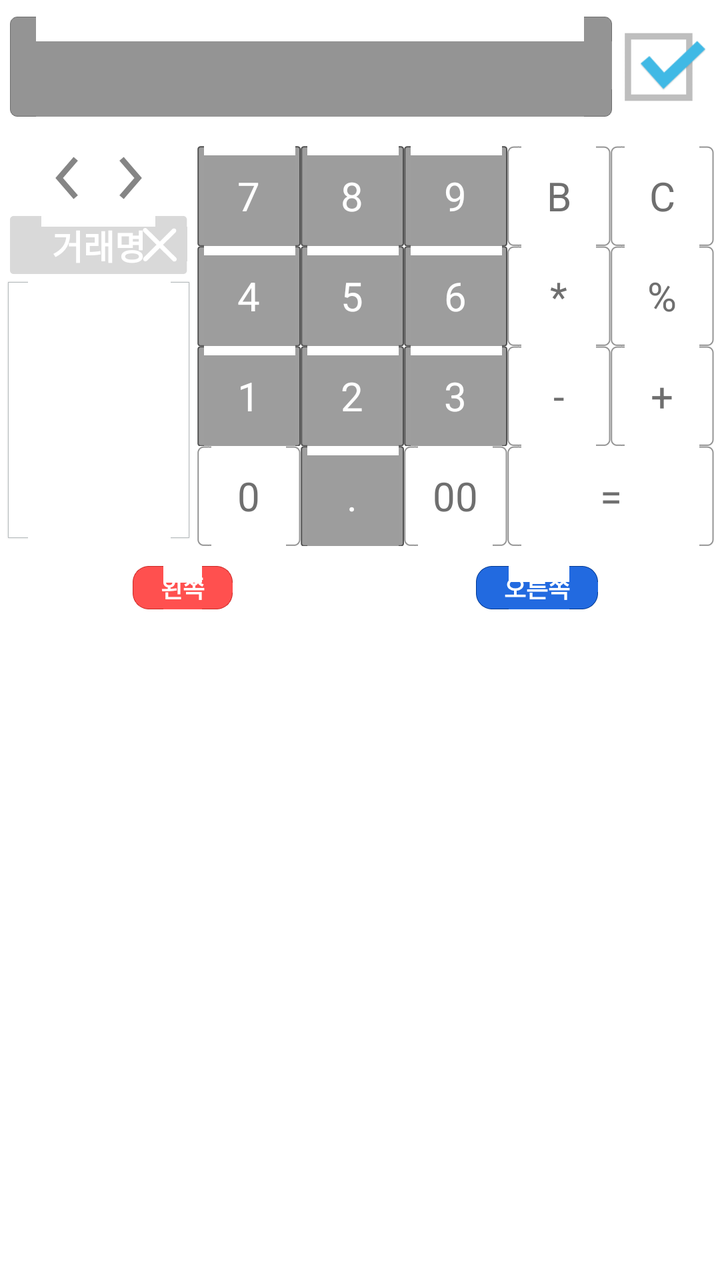
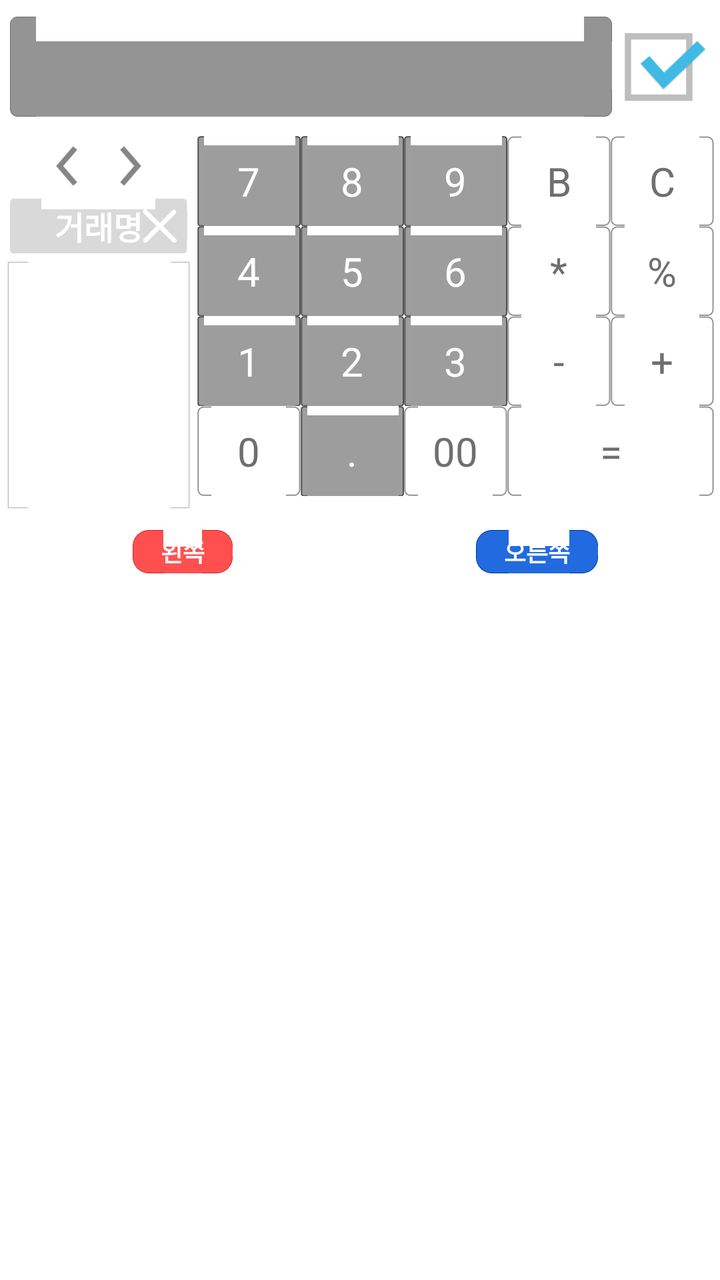

An Android layout rendered at two revisions. The XML below is the earlier revision; the diff shows what the commit changed to produce the second picture.
<!-- AndroidManifest.xml: application theme AppTheme -->
<!-- res/layout/fragment_transaction_insert_tab.xml -->
<?xml version="1.0" encoding="utf-8"?>
<LinearLayout xmlns:android="http://schemas.android.com/apk/res/android"
    android:layout_width="match_parent"
    android:layout_height="match_parent"
    android:orientation="vertical"
    android:paddingLeft="3dp"
    android:paddingRight="3dp" >

    <LinearLayout
        android:layout_width="match_parent"
        android:layout_height="wrap_content"
        android:layout_marginBottom="6dp"
        android:layout_marginTop="6dp"
        android:orientation="horizontal"
        android:weightSum="1" >

        <TextView
            android:id="@+id/insert_amount"
            android:layout_width="match_parent"
            android:layout_height="50dp"
            android:layout_gravity="right|center_vertical"
            android:layout_marginLeft="2dp"
            android:layout_marginRight="2dp"
            android:layout_weight="0.7"
            android:background="@drawable/input_box_dark"
            android:gravity="right|center_vertical"
            android:lines="1"
            android:paddingLeft="8dp"
            android:paddingRight="8dp"
            android:textColor="@color/text_white"
            android:textSize="25sp"
            android:textStyle="bold" />

        <ImageView
            android:id="@+id/insert_submit"
            android:layout_width="70dp"
            android:layout_height="55dp"
            android:layout_gravity="center"
            android:layout_weight="0.3"
            android:contentDescription="@string/na"
            android:gravity="center"
            android:src="@drawable/check_on" />
    </LinearLayout>

    <LinearLayout
        android:layout_width="match_parent"
        android:layout_height="wrap_content"
        android:layout_marginTop="6dp"
        android:baselineAligned="false"
        android:orientation="horizontal"
        android:weightSum="1" >

        <LinearLayout
            android:layout_width="wrap_content"
            android:layout_height="wrap_content"
            android:layout_weight="0.1"
            android:orientation="vertical" >

            <LinearLayout
                android:layout_width="wrap_content"
                android:layout_height="wrap_content"
                android:layout_gravity="center"
                android:gravity="center"
                android:orientation="horizontal" >

                <ImageView
                    android:id="@+id/insert_yesterday"
                    android:layout_width="wrap_content"
                    android:layout_height="wrap_content"
                    android:contentDescription="@string/na"
                    android:src="@drawable/ic_action_previous_item" />

                <TextView
                    android:id="@+id/insert_date"
                    android:layout_width="wrap_content"
                    android:layout_height="wrap_content"
                    android:textSize="15sp" />

                <ImageView
                    android:id="@+id/insert_tomorrow"
                    android:layout_width="wrap_content"
                    android:layout_height="wrap_content"
                    android:contentDescription="@string/na"
                    android:src="@drawable/ic_action_next_item" />
            </LinearLayout>

            <FrameLayout
                android:layout_width="fill_parent"
                android:layout_height="wrap_content"
                android:layout_marginBottom="3dp"
                android:layout_marginLeft="2dp"
                android:layout_gravity="center"
                android:layout_marginRight="2dp"
                android:layout_marginTop="3dp" >

                <EditText
                    android:id="@+id/insert_entry_title"
                    android:layout_width="fill_parent"
                    android:layout_height="wrap_content"
                    android:layout_gravity="center"
                    android:background="@drawable/process_n"
                    android:gravity="center"
                    android:hint="@string/insert_item_title"
                    android:inputType="text"
                    android:padding="2dp"
                    android:textColor="@color/text_light_blue"
                    android:textColorHint="@color/text_white"
                    android:textSize="17sp"
                    android:textStyle="bold" />
                
                <ImageView
                    android:id="@+id/insert_title_clear"
                    android:layout_width="wrap_content"
                    android:layout_height="wrap_content"
                    android:layout_gravity="right|center_vertical"
                    android:contentDescription="@string/na"
                    android:src="@drawable/close" />
            </FrameLayout>

            <ListView
                android:id="@+id/insert_frequent_items"
                android:layout_width="fill_parent"
                android:layout_height="130dp"
                android:background="@drawable/input_box_rect"
                android:padding="2dp" />
        </LinearLayout>

        <LinearLayout
            android:layout_width="0dp"
            android:layout_height="wrap_content"
            android:layout_marginLeft="3dp"
            android:layout_weight="0.9"
            android:orientation="vertical" >

            <TableLayout
                android:layout_width="match_parent"
                android:layout_height="match_parent"
                android:layout_gravity="center"
                android:gravity="center"
                android:stretchColumns="1" >

                <TableRow>

                    <TextView
                        android:id="@+id/insert_pad_7"
                        android:layout_width="0dp"
                        android:layout_height="@dimen/calc_btn_height"
                        android:layout_gravity="center"
                        android:layout_weight="1"
                        android:background="@drawable/gray_box"
                        android:gravity="center"
                        android:padding="3dp"
                        android:text="@string/pad_7"
                        android:textColor="@color/calc_number_btn"
                        android:textSize="20sp" />

                    <TextView
                        android:id="@+id/insert_pad_8"
                        android:layout_width="0dp"
                        android:layout_height="@dimen/calc_btn_height"
                        android:layout_gravity="center"
                        android:layout_weight="1"
                        android:background="@drawable/gray_box"
                        android:gravity="center"
                        android:padding="3dp"
                        android:text="@string/pad_8"
                        android:textColor="@color/calc_number_btn"
                        android:textSize="20sp" />

                    <TextView
                        android:id="@+id/insert_pad_9"
                        android:layout_width="0dp"
                        android:layout_height="@dimen/calc_btn_height"
                        android:layout_gravity="center"
                        android:layout_weight="1"
                        android:background="@drawable/gray_box"
                        android:gravity="center"
                        android:padding="3dp"
                        android:text="@string/pad_9"
                        android:textColor="@color/calc_number_btn"
                        android:textSize="20sp" />

                    <TextView
                        android:id="@+id/insert_pad_back"
                        android:layout_width="0dp"
                        android:layout_height="@dimen/calc_btn_height"
                        android:layout_gravity="center"
                        android:layout_weight="1"
                        android:background="@drawable/white_box"
                        android:gravity="center"
                        android:padding="3dp"
                        android:text="@string/pad_back"
                        android:textColor="@color/calc_func_btn"
                        android:textSize="20sp" />

                    <TextView
                        android:id="@+id/insert_pad_clear"
                        android:layout_width="0dp"
                        android:layout_height="@dimen/calc_btn_height"
                        android:layout_gravity="center"
                        android:layout_weight="1"
                        android:background="@drawable/white_box"
                        android:gravity="center"
                        android:padding="3dp"
                        android:text="@string/pad_clear"
                        android:textColor="@color/calc_func_btn"
                        android:textSize="20sp" />
                </TableRow>

                <TableRow>

                    <TextView
                        android:id="@+id/insert_pad_4"
                        android:layout_width="0dp"
                        android:layout_height="@dimen/calc_btn_height"
                        android:layout_gravity="center"
                        android:layout_weight="1"
                        android:background="@drawable/gray_box"
                        android:gravity="center"
                        android:padding="3dp"
                        android:text="@string/pad_4"
                        android:textColor="@color/calc_number_btn"
                        android:textSize="20sp" />

                    <TextView
                        android:id="@+id/insert_pad_5"
                        android:layout_width="0dp"
                        android:layout_height="@dimen/calc_btn_height"
                        android:layout_gravity="center"
                        android:layout_weight="1"
                        android:background="@drawable/gray_box"
                        android:gravity="center"
                        android:padding="3dp"
                        android:text="@string/pad_5"
                        android:textColor="@color/calc_number_btn"
                        android:textSize="20sp" />

                    <TextView
                        android:id="@+id/insert_pad_6"
                        android:layout_width="0dp"
                        android:layout_height="@dimen/calc_btn_height"
                        android:layout_gravity="center"
                        android:layout_weight="1"
                        android:background="@drawable/gray_box"
                        android:gravity="center"
                        android:padding="3dp"
                        android:text="@string/pad_6"
                        android:textColor="@color/calc_number_btn"
                        android:textSize="20sp" />

                    <TextView
                        android:id="@+id/insert_pad_multiply"
                        android:layout_width="0dp"
                        android:layout_height="@dimen/calc_btn_height"
                        android:layout_gravity="center"
                        android:layout_weight="1"
                        android:background="@drawable/white_box"
                        android:gravity="center"
                        android:padding="3dp"
                        android:text="@string/pad_multiply"
                        android:textColor="@color/calc_func_btn"
                        android:textSize="20sp" />

                    <TextView
                        android:id="@+id/insert_pad_divide"
                        android:layout_width="0dp"
                        android:layout_height="@dimen/calc_btn_height"
                        android:layout_gravity="center"
                        android:layout_weight="1"
                        android:background="@drawable/white_box"
                        android:gravity="center"
                        android:padding="3dp"
                        android:text="@string/pad_divide"
                        android:textColor="@color/calc_func_btn"
                        android:textSize="20sp" />
                </TableRow>

                <TableRow>

                    <TextView
                        android:id="@+id/insert_pad_1"
                        android:layout_width="0dp"
                        android:layout_height="@dimen/calc_btn_height"
                        android:layout_gravity="center"
                        android:layout_weight="1"
                        android:background="@drawable/gray_box"
                        android:gravity="center"
                        android:padding="3dp"
                        android:text="@string/pad_1"
                        android:textColor="@color/calc_number_btn"
                        android:textSize="20sp" />

                    <TextView
                        android:id="@+id/insert_pad_2"
                        android:layout_width="0dp"
                        android:layout_height="@dimen/calc_btn_height"
                        android:layout_gravity="center"
                        android:layout_weight="1"
                        android:background="@drawable/gray_box"
                        android:gravity="center"
                        android:padding="3dp"
                        android:text="@string/pad_2"
                        android:textColor="@color/calc_number_btn"
                        android:textSize="20sp" />

                    <TextView
                        android:id="@+id/insert_pad_3"
                        android:layout_width="0dp"
                        android:layout_height="@dimen/calc_btn_height"
                        android:layout_gravity="center"
                        android:layout_weight="1"
                        android:background="@drawable/gray_box"
                        android:gravity="center"
                        android:padding="3dp"
                        android:text="@string/pad_3"
                        android:textColor="@color/calc_number_btn"
                        android:textSize="20sp" />

                    <TextView
                        android:id="@+id/insert_pad_minus"
                        android:layout_width="0dp"
                        android:layout_height="@dimen/calc_btn_height"
                        android:layout_gravity="center"
                        android:layout_weight="1"
                        android:background="@drawable/white_box"
                        android:gravity="center"
                        android:padding="3dp"
                        android:text="@string/pad_minus"
                        android:textColor="@color/calc_func_btn"
                        android:textSize="20sp" />

                    <TextView
                        android:id="@+id/insert_pad_plus"
                        android:layout_width="0dp"
                        android:layout_height="@dimen/calc_btn_height"
                        android:layout_gravity="center"
                        android:layout_weight="1"
                        android:background="@drawable/white_box"
                        android:gravity="center"
                        android:padding="3dp"
                        android:text="@string/pad_plus"
                        android:textColor="@color/calc_func_btn"
                        android:textSize="20sp" />
                </TableRow>

                <TableRow>

                    <TextView
                        android:id="@+id/insert_pad_10"
                        android:layout_width="0dp"
                        android:layout_height="@dimen/calc_btn_height"
                        android:layout_gravity="center"
                        android:layout_weight="1"
                        android:background="@drawable/white_box"
                        android:gravity="center"
                        android:padding="3dp"
                        android:text="@string/pad_10"
                        android:textColor="@color/calc_func_btn"
                        android:textSize="20sp" />

                    <TextView
                        android:id="@+id/insert_pad_point"
                        android:layout_width="0dp"
                        android:layout_height="@dimen/calc_btn_height"
                        android:layout_gravity="center"
                        android:layout_weight="1"
                        android:background="@drawable/gray_box"
                        android:gravity="center"
                        android:padding="3dp"
                        android:text="@string/pad_point"
                        android:textColor="@color/calc_number_btn"
                        android:textSize="20sp" />

                    <TextView
                        android:id="@+id/insert_pad_100"
                        android:layout_width="0dp"
                        android:layout_height="@dimen/calc_btn_height"
                        android:layout_gravity="center"
                        android:layout_weight="1"
                        android:background="@drawable/white_box"
                        android:gravity="center"
                        android:padding="3dp"
                        android:text="@string/pad_100"
                        android:textColor="@color/calc_func_btn"
                        android:textSize="20sp" />

                    <TextView
                        android:id="@+id/insert_pad_eq"
                        android:layout_width="0dp"
                        android:layout_height="@dimen/calc_btn_height"
                        android:layout_gravity="center"
                        android:layout_span="1"
                        android:layout_weight="2"
                        android:background="@drawable/white_box"
                        android:gravity="center"
                        android:padding="3dp"
                        android:text="@string/pad_eq"
                        android:textColor="@color/calc_func_btn"
                        android:textSize="20sp" />
                </TableRow>
            </TableLayout>
        </LinearLayout>
    </LinearLayout>

    <LinearLayout
        android:layout_width="match_parent"
        android:layout_height="wrap_content"
        android:layout_marginBottom="5dp"
        android:layout_marginTop="10dp"
        android:orientation="horizontal"
        android:weightSum="1" >

        <LinearLayout
            android:layout_width="wrap_content"
            android:layout_height="wrap_content"
            android:layout_gravity="top|center_horizontal"
            android:layout_weight="0.5"
            android:gravity="top|center_horizontal"
            android:orientation="vertical" >

            <TextView
                android:layout_width="wrap_content"
                android:layout_height="wrap_content"
                android:background="@drawable/input_color_box_9"
                android:paddingBottom="2dp"
                android:paddingLeft="14dp"
                android:paddingRight="14dp"
                android:paddingTop="2dp"
                android:text="@string/insert_left_accounts"
                android:textColor="@color/text_white"
                android:textSize="12sp"
                android:textStyle="bold" />

            <ExpandableListView
                android:id="@+id/insert_category_left"
                android:layout_width="wrap_content"
                android:layout_height="wrap_content"
                android:layout_marginTop="10dp"
                android:background="@drawable/input_box_rect"
                android:textSize="20sp" />
        </LinearLayout>

        <LinearLayout
            android:layout_width="wrap_content"
            android:layout_height="wrap_content"
            android:layout_gravity="top|center_horizontal"
            android:layout_weight="0.5"
            android:gravity="top|center_horizontal"
            android:orientation="vertical" >

            <TextView
                android:layout_width="wrap_content"
                android:layout_height="wrap_content"
                android:background="@drawable/input_color_box_3"
                android:paddingBottom="2dp"
                android:paddingLeft="14dp"
                android:paddingRight="14dp"
                android:paddingTop="2dp"
                android:text="@string/insert_right_accounts"
                android:textColor="@color/text_white"
                android:textSize="12sp"
                android:textStyle="bold" />

            <ExpandableListView
                android:id="@+id/insert_category_right"
                android:layout_width="wrap_content"
                android:layout_height="wrap_content"
                android:layout_marginTop="10dp"
                android:background="@drawable/input_box_rect"
                android:textSize="20sp" />
        </LinearLayout>
    </LinearLayout>

</LinearLayout>
<!-- resources referenced by this layout -->
<resources>
  <color name="text_light_blue">#43BEEB</color>
  <color name="text_white">#FFFFFF</color>
  <dimen name="calc_btn_height">50dp</dimen>
  <!-- drawable check_on: png bitmap (drawable-xxhdpi, 5563 bytes) -->
  <!-- drawable close: png bitmap (drawable-xxhdpi, 3419 bytes) -->
  <!-- drawable gray_box: png bitmap (drawable-xxhdpi, 3073 bytes) -->
  <!-- drawable ic_action_next_item: png bitmap (drawable-hdpi, 585 bytes) -->
  <!-- drawable ic_action_previous_item: png bitmap (drawable-hdpi, 599 bytes) -->
  <!-- drawable input_box_dark: png bitmap (drawable-xxhdpi, 1402 bytes) -->
  <!-- drawable input_box_rect: png bitmap (drawable-xxhdpi, 3099 bytes) -->
  <!-- drawable input_color_box_3: png bitmap (drawable-xxhdpi, 4025 bytes) -->
  <!-- drawable input_color_box_9: png bitmap (drawable-xxhdpi, 4063 bytes) -->
  <!-- drawable process_n: png bitmap (drawable-xxhdpi, 3063 bytes) -->
  <!-- drawable white_box: png bitmap (drawable-xxhdpi, 1377 bytes) -->
  <string name="insert_item_title">거래명</string>
  <string name="insert_left_accounts">왼쪽</string>
  <string name="insert_right_accounts">오른쪽</string>
  <string name="na" />
  <string name="pad_1">1</string>
  <string name="pad_10">0</string>
  <string name="pad_100">00</string>
  <string name="pad_2">2</string>
  <string name="pad_3">3</string>
  <string name="pad_4">4</string>
  <string name="pad_5">5</string>
  <string name="pad_6">6</string>
  <string name="pad_7">7</string>
  <string name="pad_8">8</string>
  <string name="pad_9">9</string>
  <string name="pad_back">B</string>
  <string name="pad_clear">C</string>
  <string name="pad_divide">%</string>
  <string name="pad_eq">=</string>
  <string name="pad_minus">-</string>
  <string name="pad_multiply">*</string>
  <string name="pad_plus">+</string>
  <string name="pad_point">.</string>
  <style name="AppTheme" parent="AppBaseTheme">
          <item name="android:actionBarSize">40dp</item>
          
      </style>
  <style name="AppBaseTheme" parent="android:Theme.Light">
          
      </style>
</resources>

<!-- the commit's change to res/layout/fragment_transaction_insert_tab.xml (unified diff, before → after) -->
@@ -9,7 +9,7 @@
     <LinearLayout
         android:layout_width="match_parent"
         android:layout_height="wrap_content"
-        android:layout_marginBottom="6dp"
+        android:layout_marginBottom="4dp"
         android:layout_marginTop="6dp"
         android:orientation="horizontal"
         android:weightSum="1" >
@@ -45,7 +45,7 @@
     <LinearLayout
         android:layout_width="match_parent"
         android:layout_height="wrap_content"
-        android:layout_marginTop="6dp"
+        android:layout_marginTop="3dp"
         android:baselineAligned="false"
         android:orientation="horizontal"
         android:weightSum="1" >
@@ -66,32 +66,38 @@
                 <ImageView
                     android:id="@+id/insert_yesterday"
                     android:layout_width="wrap_content"
-                    android:layout_height="wrap_content"
+                    android:layout_height="30dp"
+                    android:layout_gravity="center"
                     android:contentDescription="@string/na"
+                    android:gravity="center"
                     android:src="@drawable/ic_action_previous_item" />
 
                 <TextView
                     android:id="@+id/insert_date"
                     android:layout_width="wrap_content"
-                    android:layout_height="wrap_content"
+                    android:layout_height="30dp"
+                    android:layout_gravity="center"
+                    android:gravity="center"
                     android:textSize="15sp" />
 
                 <ImageView
                     android:id="@+id/insert_tomorrow"
                     android:layout_width="wrap_content"
-                    android:layout_height="wrap_content"
+                    android:layout_height="30dp"
+                    android:layout_gravity="center"
                     android:contentDescription="@string/na"
+                    android:gravity="center"
                     android:src="@drawable/ic_action_next_item" />
             </LinearLayout>
 
             <FrameLayout
                 android:layout_width="fill_parent"
                 android:layout_height="wrap_content"
+                android:layout_gravity="center"
                 android:layout_marginBottom="3dp"
                 android:layout_marginLeft="2dp"
-                android:layout_gravity="center"
                 android:layout_marginRight="2dp"
-                android:layout_marginTop="3dp" >
+                android:layout_marginTop="1dp" >
 
                 <EditText
                     android:id="@+id/insert_entry_title"
@@ -105,9 +111,9 @@
                     android:padding="2dp"
                     android:textColor="@color/text_light_blue"
                     android:textColorHint="@color/text_white"
-                    android:textSize="17sp"
+                    android:textSize="16sp"
                     android:textStyle="bold" />
-                
+
                 <ImageView
                     android:id="@+id/insert_title_clear"
                     android:layout_width="wrap_content"
@@ -120,7 +126,7 @@
             <ListView
                 android:id="@+id/insert_frequent_items"
                 android:layout_width="fill_parent"
-                android:layout_height="130dp"
+                android:layout_height="125dp"
                 android:background="@drawable/input_box_rect"
                 android:padding="2dp" />
         </LinearLayout>
<!-- resource entries referenced after the edit -->
@@ -2,7 +2,7 @@
 <resources>
   <color name="text_light_blue">#43BEEB</color>
   <color name="text_white">#FFFFFF</color>
-  <dimen name="calc_btn_height">50dp</dimen>
+  <dimen name="calc_btn_height">45dp</dimen>
   <!-- drawable check_on: png bitmap (drawable-xxhdpi, 5563 bytes) -->
   <!-- drawable close: png bitmap (drawable-xxhdpi, 3419 bytes) -->
   <!-- drawable gray_box: png bitmap (drawable-xxhdpi, 3073 bytes) -->
